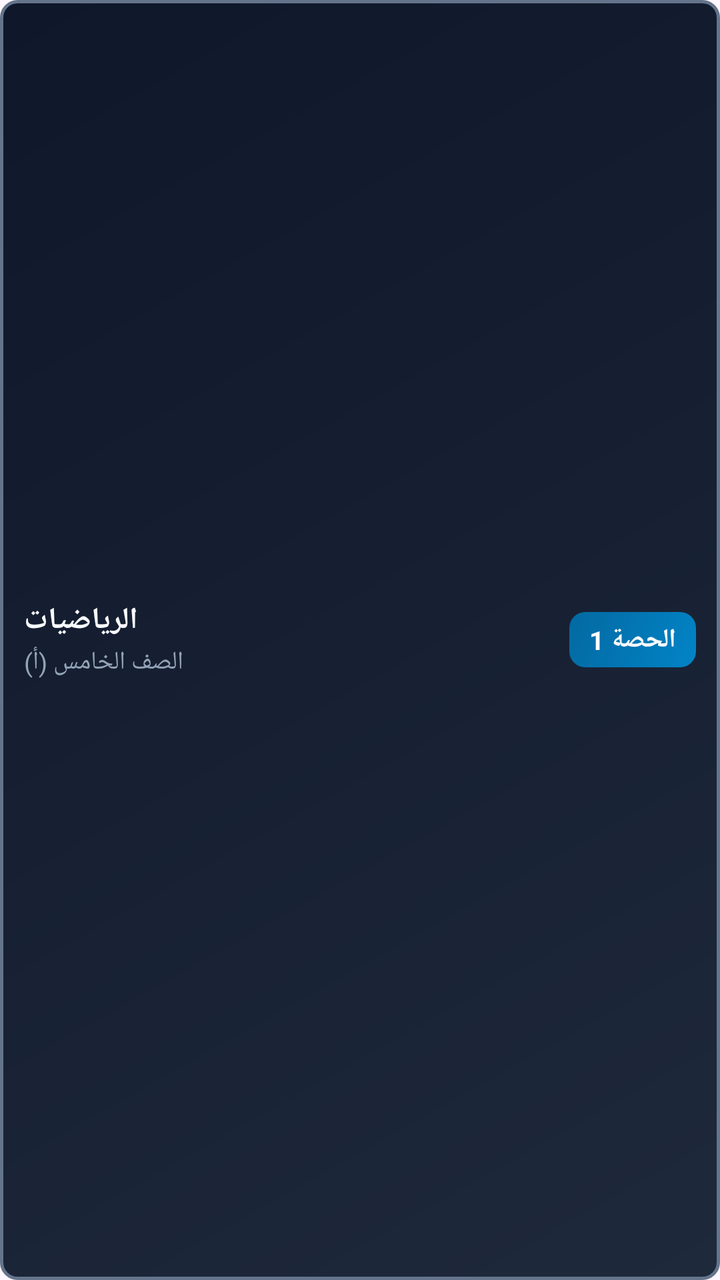
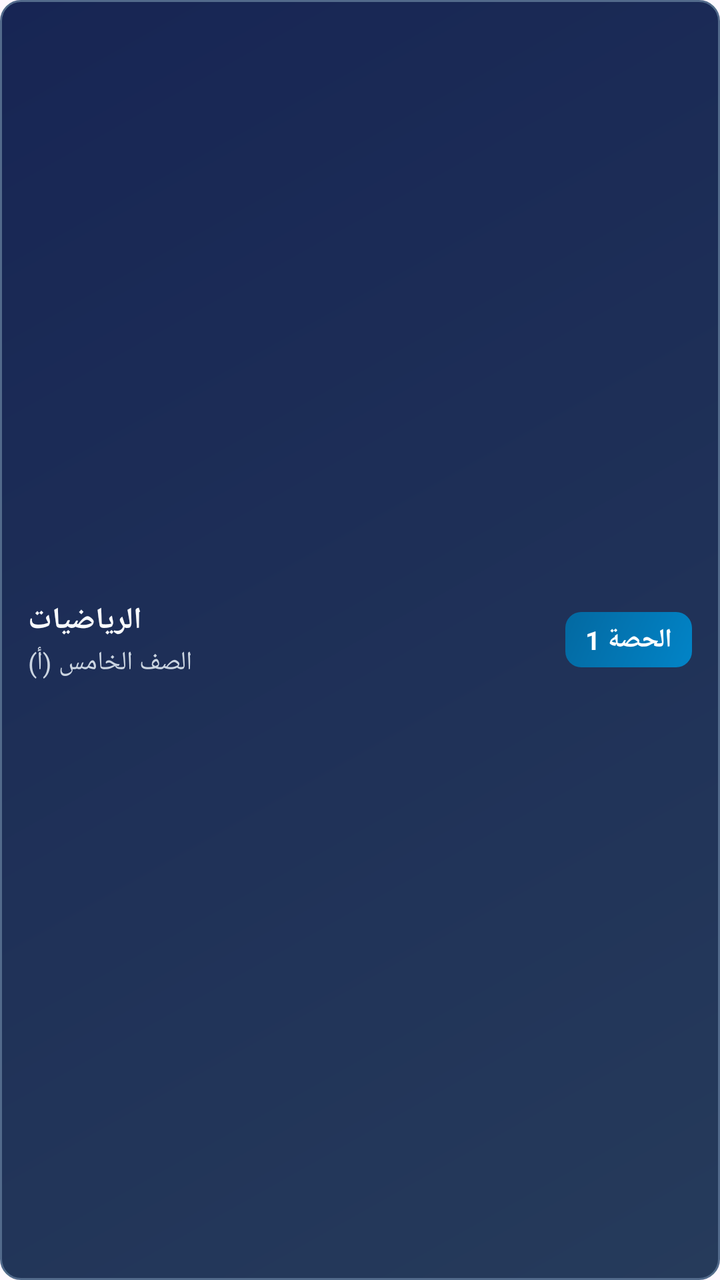

Two renders of the same Android screen: before a commit and after it. Below are the layout's source before the change and the commit's diff.
<!-- AndroidManifest.xml: application theme Theme.SchoolSystem -->
<!-- res/layout/widget_lesson_item.xml -->
<?xml version="1.0" encoding="utf-8"?>
<LinearLayout xmlns:android="http://schemas.android.com/apk/res/android"
    android:id="@+id/widget_item_container"
    android:layout_width="match_parent"
    android:layout_height="wrap_content"
    android:orientation="horizontal"
    android:background="@drawable/widget_item_bg"
    android:padding="12dp"
    android:gravity="center_vertical">

    
    <LinearLayout
        android:layout_width="0dp"
        android:layout_height="wrap_content"
        android:layout_weight="1"
        android:orientation="vertical"
        android:gravity="start">

        <TextView
            android:id="@+id/item_subject_text"
            android:layout_width="wrap_content"
            android:layout_height="wrap_content"
            android:text="الرياضيات"
            android:textColor="#F8FAFC"
            android:textSize="15sp"
            android:textStyle="bold" />

        <TextView
            android:id="@+id/item_class_text"
            android:layout_width="wrap_content"
            android:layout_height="wrap_content"
            android:text="الصف الخامس (أ)"
            android:textColor="#94A3B8"
            android:textSize="12.5sp"
            android:layout_marginTop="2dp" />
    </LinearLayout>

    
    <TextView
        android:id="@+id/item_lesson_badge"
        android:layout_width="wrap_content"
        android:layout_height="wrap_content"
        android:background="@drawable/widget_badge_bg"
        android:paddingStart="10dp"
        android:paddingEnd="10dp"
        android:paddingTop="5dp"
        android:paddingBottom="5dp"
        android:text="الحصة 1"
        android:textColor="#FFFFFF"
        android:textSize="13sp"
        android:textStyle="bold" />

</LinearLayout>
<!-- resources referenced by this layout -->
<resources>
  <!-- drawable widget_badge_bg (drawable) -->
  <?xml version="1.0" encoding="utf-8"?>
  <shape xmlns:android="http://schemas.android.com/apk/res/android"
      android:shape="rectangle">
      <gradient
          android:startColor="#0284C7"
          android:endColor="#0369A1"
          android:angle="135" />
      <corners android:radius="8dp" />
  </shape>
  <!-- drawable widget_item_bg (drawable) -->
  <?xml version="1.0" encoding="utf-8"?>
  <shape xmlns:android="http://schemas.android.com/apk/res/android"
      android:shape="rectangle">
      <gradient
          android:startColor="#1E293B"
          android:endColor="#0F172A"
          android:angle="135" />
      <corners android:radius="8dp" />
      <stroke android:width="1.5dp" android:color="#64748B" />
  </shape>
  <style name="Theme.SchoolSystem" parent="Theme.Material3.Light.NoActionBar">
      </style>
</resources>

<!-- the commit's change to res/layout/widget_lesson_item.xml (unified diff, before → after) -->
@@ -5,7 +5,7 @@
     android:layout_height="wrap_content"
     android:orientation="horizontal"
     android:background="@drawable/widget_item_bg"
-    android:padding="12dp"
+    android:padding="14dp"
     android:gravity="center_vertical">
 
     
@@ -30,8 +30,8 @@
             android:layout_width="wrap_content"
             android:layout_height="wrap_content"
             android:text="الصف الخامس (أ)"
-            android:textColor="#94A3B8"
-            android:textSize="12.5sp"
+            android:textColor="#CBD5E1"
+            android:textSize="13sp"
             android:layout_marginTop="2dp" />
     </LinearLayout>
 
<!-- resource entries referenced after the edit -->
@@ -15,11 +15,11 @@
   <shape xmlns:android="http://schemas.android.com/apk/res/android"
       android:shape="rectangle">
       <gradient
-          android:startColor="#1E293B"
-          android:endColor="#0F172A"
+          android:startColor="#263B5B"
+          android:endColor="#172554"
           android:angle="135" />
-      <corners android:radius="8dp" />
-      <stroke android:width="1.5dp" android:color="#64748B" />
+      <corners android:radius="10dp" />
+      <stroke android:width="1dp" android:color="#526A8B" />
   </shape>
   <style name="Theme.SchoolSystem" parent="Theme.Material3.Light.NoActionBar">
       </style>
